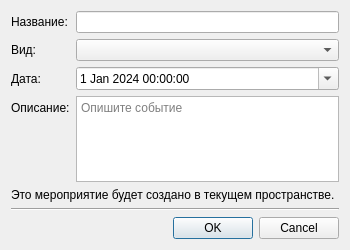
Above: app/ui/dialogs/event_edit.ui from NTO-2nd-stage-ABP/ccms before the change. Below: the same form after it.
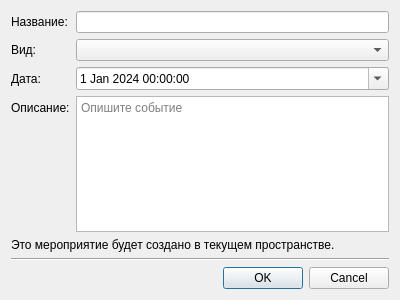
That is the form after the change.

What changed in the file:
```diff
--- a/app/ui/dialogs/event_edit.ui
+++ b/app/ui/dialogs/event_edit.ui
@@ -6,8 +6,8 @@
    <rect>
     <x>0</x>
     <y>0</y>
-    <width>350</width>
-    <height>250</height>
+    <width>400</width>
+    <height>300</height>
    </rect>
   </property>
   <property name="windowTitle">
```
